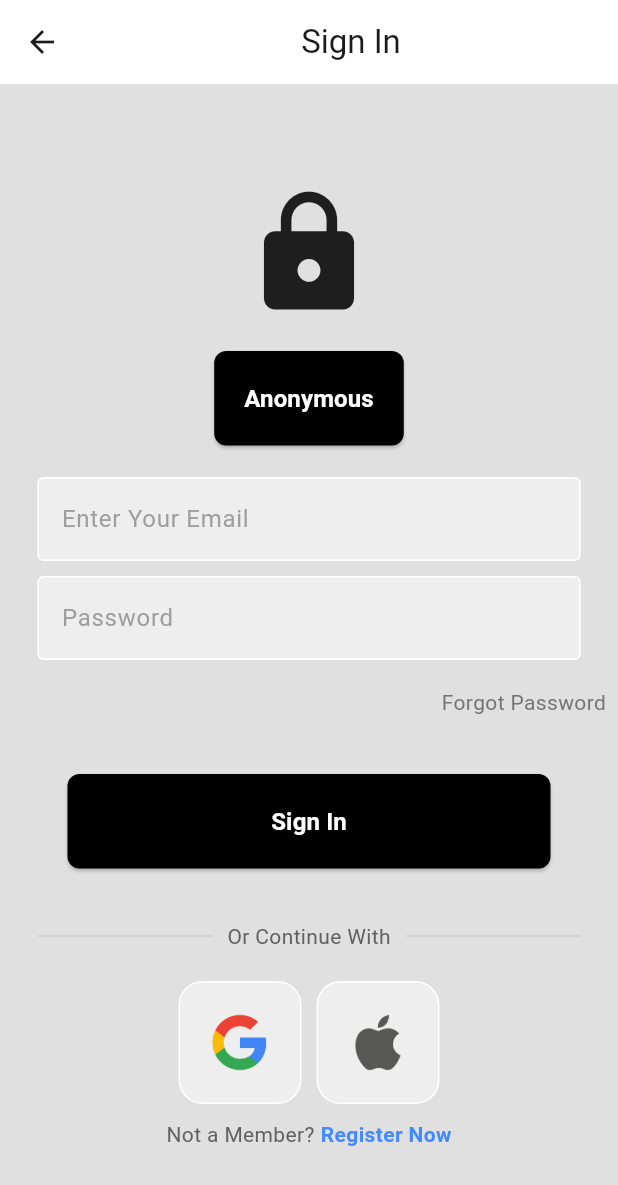
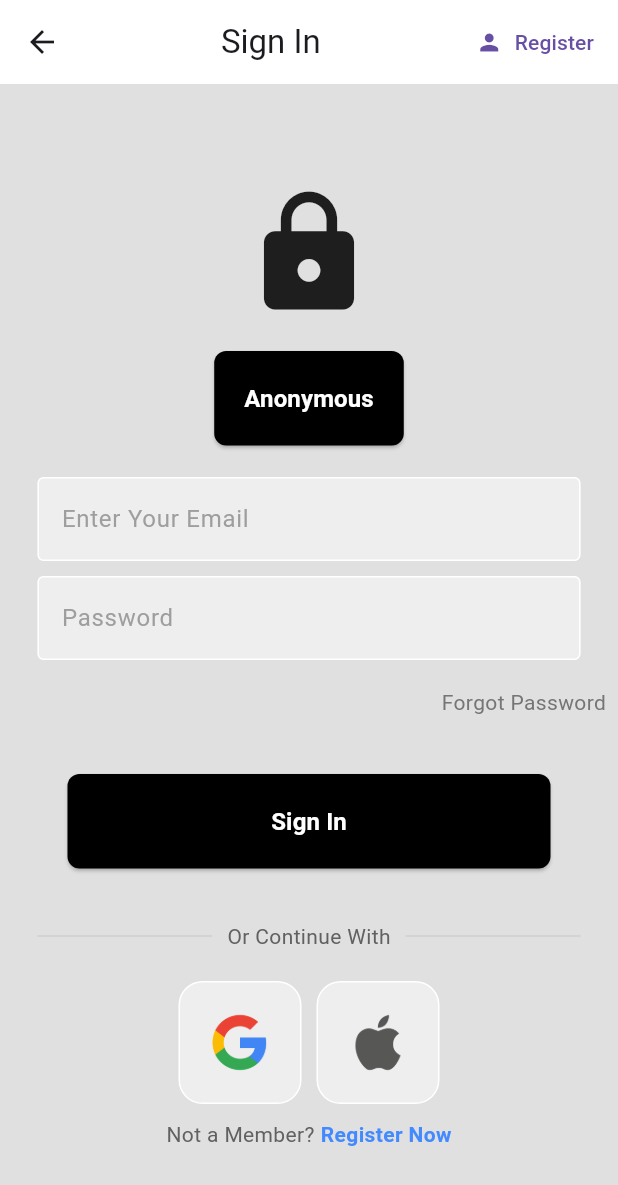
Before and after one commit to Nasiali-Eden/flutter_firebase, a Flutter app: the LoginPage screen opened directly, on a phone screen of 412 x 824 dp. Shown: the top 1185 px of the screen. Run offline on Flutter 3.47's test engine with Material 3 defaults, Android fonts, the phone set to English and light mode, and no system bars; our stand-ins replace firebase_auth, firebase_core; accounts and stored records are empty.

Commit message:
Action button register

```diff
--- a/lib/screens/pages/login_page.dart
+++ b/lib/screens/pages/login_page.dart
@@ -16,7 +16,7 @@ class _LoginPageState extends State<LoginPage> {
   final passwordController = TextEditingController();
   final AuthService _auth = AuthService();
 
-  void signUserIn() async{
+  void signUserIn() async {
     print(email);
     print(password);
   }
@@ -42,7 +42,7 @@ class _LoginPageState extends State<LoginPage> {
       print('error');
     } else {
       print('signed in');
-      print("user "+ result.uid);
+      print("user " + result.uid);
     }
   }
 
@@ -53,7 +53,18 @@ class _LoginPageState extends State<LoginPage> {
       appBar: AppBar(
         backgroundColor: Colors.white,
         elevation: 0.0,
-        title: const Center(child: Text('Sign In')),
+        title: Center(
+          child: Text('Sign In'),
+        ),
+        actions: [
+          TextButton.icon(
+            icon: Icon(Icons.person),
+            label: Text("Register"),
+            onPressed: () {
+
+            },
+          ),
+        ],
       ),
       body: Form(
         child: SafeArea(
```
